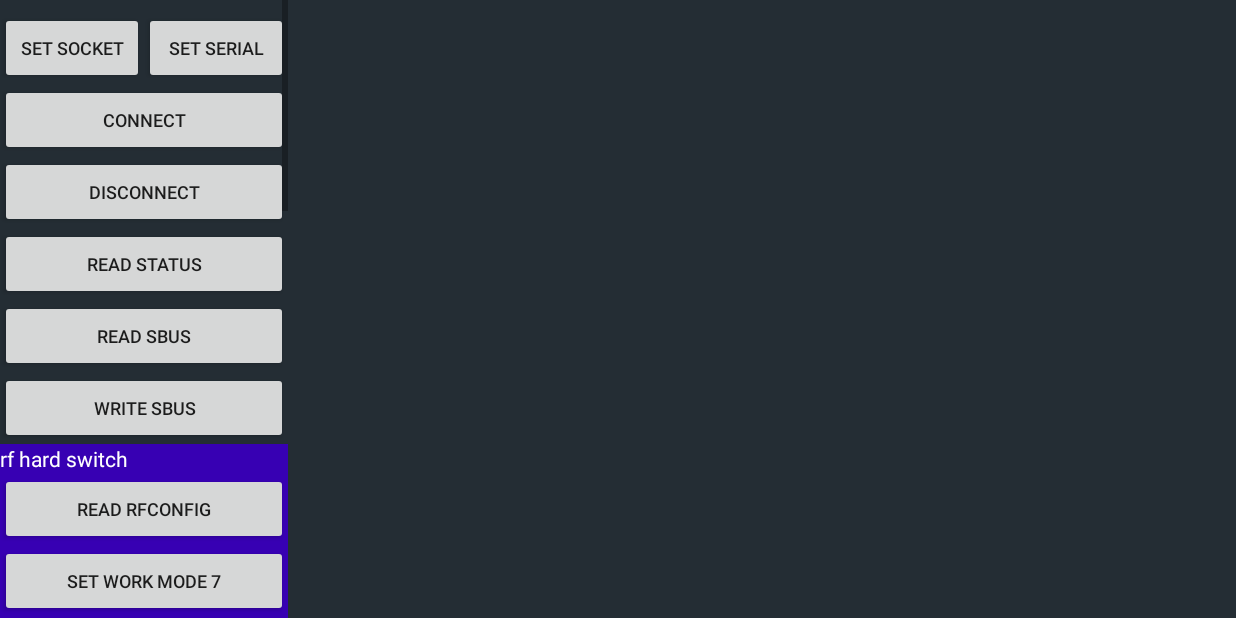
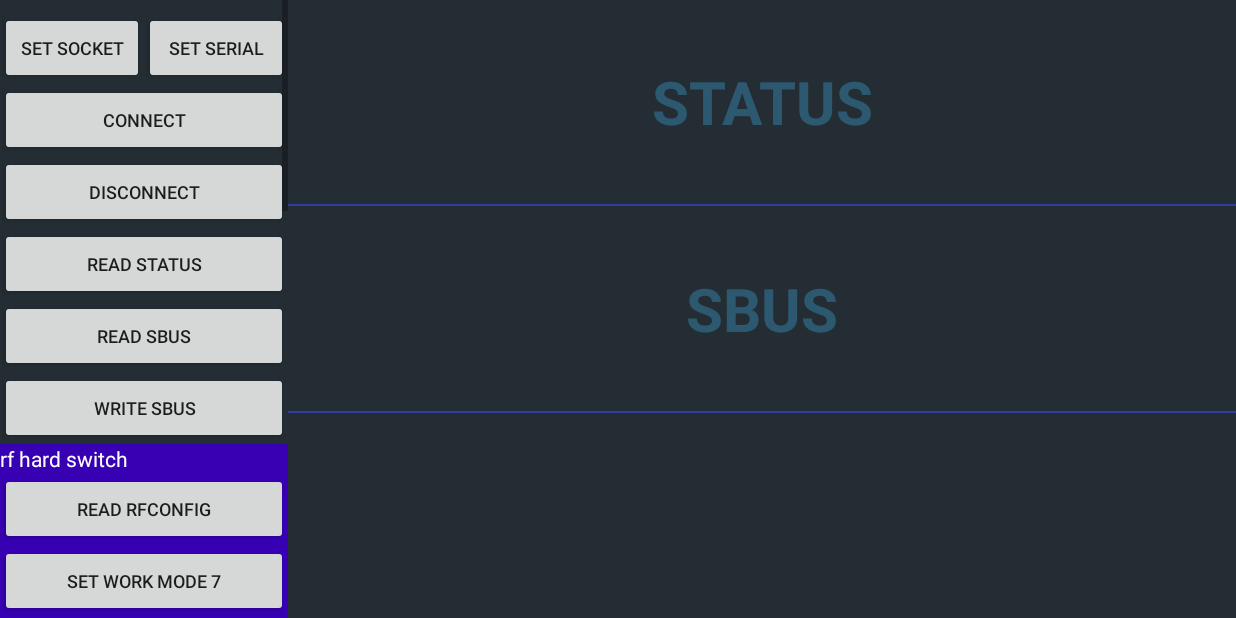
Before and after one commit to KUTIAN-VT/L4-Android-SDK, an Android app: the ChuanYunActivity screen opened directly, with no data from a screen before it, on a phone screen of 824 x 412 dp (held sideways). Run offline under Robolectric (Android 15) with nearby library versions, the phone set to English and light mode, and no system bars; libraries missing offline, so code that uses them is left out: com.coolfly.station; 10 statements that could not run were skipped.

Commit message:
ChuanYun UI optimise

```diff
--- a/app/src/main/java/com/coolfly/demo/chuanyun/ChuanYunActivity.java
+++ b/app/src/main/java/com/coolfly/demo/chuanyun/ChuanYunActivity.java
@@ -361,22 +361,22 @@ public class ChuanYunActivity extends AppCompatActivity {
     private SensorDevice.SensorDeviceListener sensorDeviceListener = new SensorDevice.SensorDeviceListener() {
         @Override
         public void onStatus(Status status) {
-//            handler.post(() -> {
-//                binding.tvLog.setText("RECEIVE: " + status.toString() + "\n");
-//            });
+            handler.post(() -> {
+                binding.tvStatus.setText("RECEIVE: " + status.toString() + "\n");
+            });
         }
 
         @Override
         public void onPairResponse(PairResponse pairResponse) {
             handler.post(() -> {
-                binding.tvLog.setText("RECEIVE: " + pairResponse.toString() + "\n");
+                binding.tvOthers.setText("RECEIVE: " + pairResponse.toString() + "\n");
             });
         }
 
         @Override
         public void onSbus(Sbus sbus) {
             handler.post(() -> {
-                binding.tvLog.setText("RECEIVE: " + sbus.toString() + "\n");
+                binding.tvSbus.setText("RECEIVE: " + sbus.toString() + "\n");
             });
         }
 
@@ -388,28 +388,28 @@ public class ChuanYunActivity extends AppCompatActivity {
 //            2 : 校准中，请勿触碰摇杆和波轮。
 //            3 : 校准完成。
             handler.post(() -> {
-                binding.tvLog.setText("RECEIVE: " + calibrate.toString() + "\n");
+                binding.tvOthers.setText("RECEIVE: " + calibrate.toString() + "\n");
             });
         }
 
         @Override
         public void onRfConfig(RFConfig rfConfig) {
             handler.post(() -> {
-                binding.tvLog.setText("RECEIVE: " + rfConfig.toString() + "\n");
+                binding.tvOthers.setText("RECEIVE: " + rfConfig.toString() + "\n");
             });
         }
 
         @Override
         public void onRfConfig2(RFConfig2 rfConfig2) {
             handler.post(() -> {
-                binding.tvLog.setText("RECEIVE: " + rfConfig2.toString() + "\n");
+                binding.tvOthers.setText("RECEIVE: " + rfConfig2.toString() + "\n");
             });
         }
 
         @Override
         public void onVersion(Version version) {
             handler.post(() -> {
-                binding.tvLog.setText("RECEIVE: " + version.toString() + "\n");
+                binding.tvOthers.setText("RECEIVE: " + version.toString() + "\n");
             });
         }
 
--- a/app/src/main/res/layout/activity_chuan_yun.xml
+++ b/app/src/main/res/layout/activity_chuan_yun.xml
@@ -469,12 +469,81 @@
         </LinearLayout>
     </ScrollView>
 
-    <TextView
-        android:id="@+id/tv_log"
+    <LinearLayout
         android:layout_width="match_parent"
         android:layout_height="match_parent"
-        android:padding="8dp"
-        android:textColor="#FF66FA45"
-        android:textSize="16sp"
-        tools:text="aaa" />
+        android:orientation="vertical">
+
+        <FrameLayout
+            android:layout_width="match_parent"
+            android:layout_height="0dp"
+            android:layout_weight="1">
+
+            <TextView
+                android:id="@+id/tv_status"
+                android:layout_width="match_parent"
+                android:layout_height="match_parent"
+                android:padding="8dp"
+                android:textColor="#FF66FA45"
+                android:textSize="12sp"
+                tools:text="aaa" />
+
+            <TextView
+                android:layout_width="match_parent"
+                android:layout_height="match_parent"
+                android:alpha="0.3"
+                android:gravity="center"
+                android:text="STATUS"
+                android:textColor="@color/light_blue_A200"
+                android:textSize="40sp"
+                android:textStyle="bold" />
+        </FrameLayout>
+
+        <LinearLayout
+            android:layout_width="match_parent"
+            android:layout_height="1dp"
+            android:background="@color/colorPrimaryDark" />
+
+        <FrameLayout
+            android:layout_width="match_parent"
+            android:layout_height="0dp"
+            android:layout_weight="1">
+
+            <TextView
+                android:id="@+id/tv_sbus"
+                android:layout_width="match_parent"
+                android:layout_height="0dp"
+                android:layout_weight="1"
+                android:padding="8dp"
+                android:textColor="#FF66FA45"
+                android:textSize="12sp"
+                tools:text="aaa" />
+
+            <TextView
+                android:layout_width="match_parent"
+                android:layout_height="match_parent"
+                android:alpha="0.3"
+                android:gravity="center"
+                android:text="SBUS"
+                android:textColor="@color/light_blue_A200"
+                android:textSize="40sp"
+                android:textStyle="bold" />
+        </FrameLayout>
+
+        <LinearLayout
+            android:layout_width="match_parent"
+            android:layout_height="1dp"
+            android:background="@color/colorPrimaryDark" />
+
+        <TextView
+            android:id="@+id/tv_others"
+            android:layout_width="match_parent"
+            android:layout_height="0dp"
+            android:layout_weight="1"
+            android:padding="8dp"
+            android:textColor="#FF66FA45"
+            android:textSize="12sp"
+            tools:text="aaa" />
+    </LinearLayout>
+
 </LinearLayout>
```
